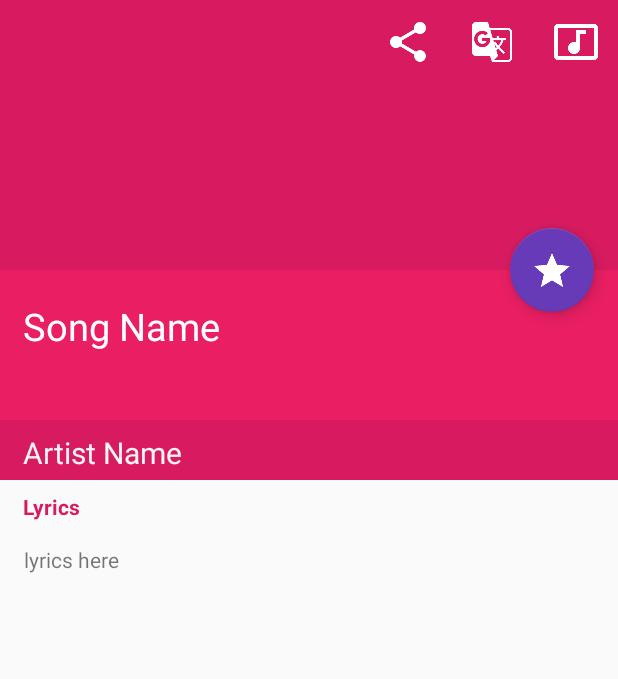
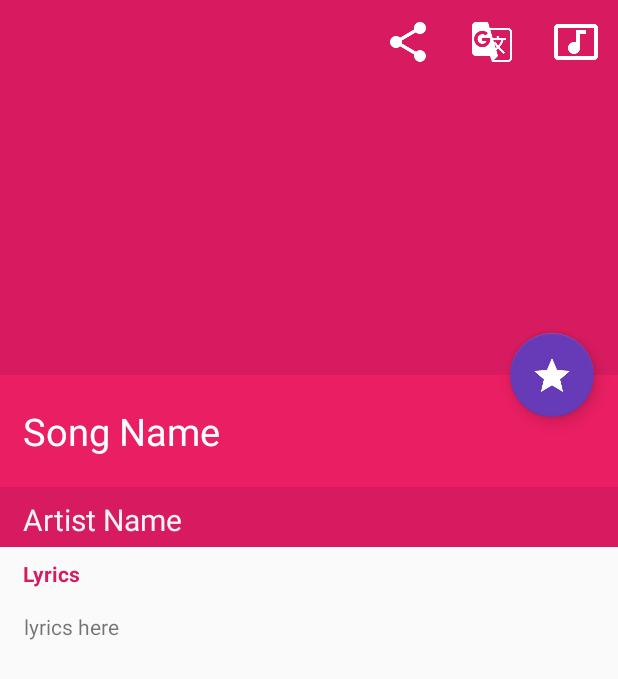
Before and after one commit to ShayShahar/SingIt, an Android app: the LyricsViewActivity screen opened directly, with no data from a screen before it, on a phone screen of 412 x 824 dp. Shown: the top 679 px of the screen. Run offline under Robolectric (Android 15) with nearby library versions, the phone set to English and light mode, and no system bars; our stand-ins replace CircleImageView; 6 statements that could not run were skipped.

Commit message:
some layout fixes. enlarge artist image

```diff
--- a/app/src/main/res/layout/activity_lyrics_view2.xml
+++ b/app/src/main/res/layout/activity_lyrics_view2.xml
@@ -10,7 +10,7 @@
     <android.support.design.widget.AppBarLayout
         android:id="@+id/app_bar"
         android:layout_width="match_parent"
-        android:layout_height="@dimen/app_bar_height"
+        android:layout_height="250dp"
         android:fitsSystemWindows="true"
         android:theme="@style/AppTheme.AppBarOverlay">
 
--- a/app/src/main/res/layout/content_lyrics_view2.xml
+++ b/app/src/main/res/layout/content_lyrics_view2.xml
@@ -16,7 +16,7 @@
 
         <TextView
             android:layout_width="match_parent"
-            android:layout_height="100dp"
+            android:layout_height="wrap_content"
             android:textAppearance="?android:attr/textAppearanceLarge"
             android:text="Song Name"
             android:id="@+id/songName"
@@ -26,6 +26,7 @@
             android:textSize="25dp"
             android:layout_weight="0.02"
             android:paddingTop="20dp"
+            android:paddingBottom="20dp"
             android:textAlignment="viewStart"
             android:paddingRight="15dp" />
 
```
Also changed, not shown: app/src/main/res/layout/custom_grid.xml (+6 -2 lines), app/src/main/res/layout/custom_row.xml (+6 -2 lines).
